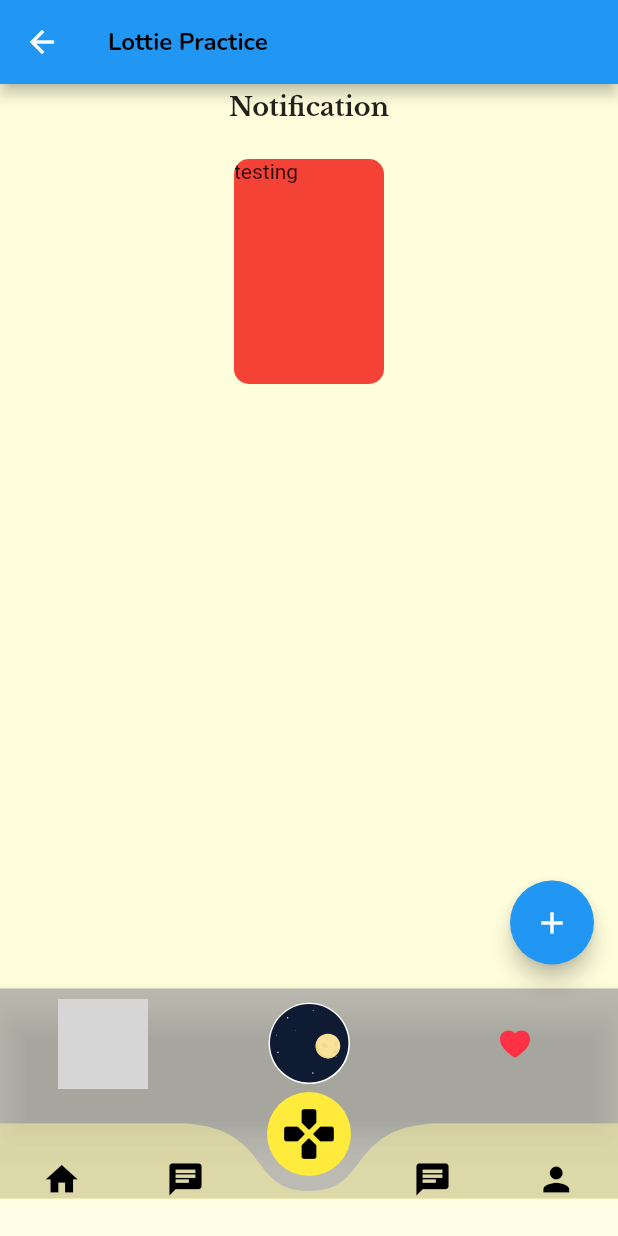
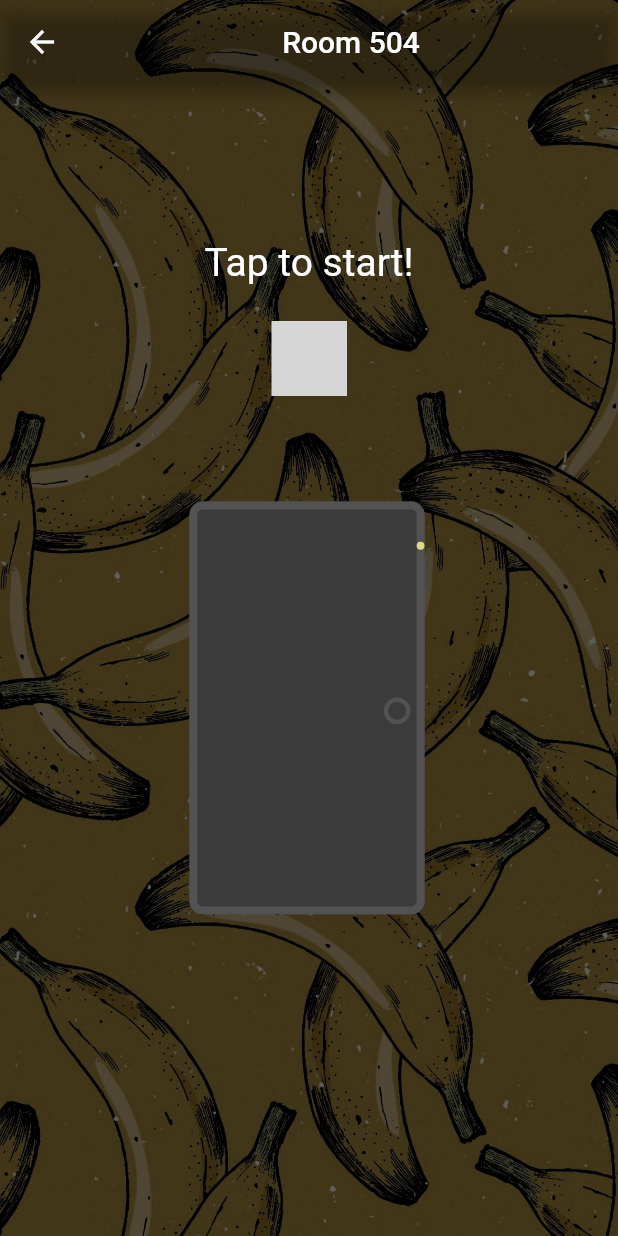
Before and after one commit to kayeungadrian-tam/The-Banana-Room, a Flutter app: the UserHome screen opened directly, item 3 of the bottom bar chosen, on a phone screen of 412 x 824 dp. Run offline on Flutter 3.47's test engine with Material 2 defaults, Android fonts, the phone set to English and light mode, and no system bars; drawn by our look-alikes of curved_navigation_bar; our stand-ins replace cloud_firestore, firebase_auth, firebase_core, firebase_database, firebase_storage, flip_card and 7 more; accounts and stored records are empty; network calls fail; grey boxes are pictures that could not be loaded.

Commit message:
🎉 add a bunch of stuffs!

```diff
--- /dev/null
+++ b/the_app/lib/game/Index.dart
@@ -0,0 +1,91 @@
+import 'dart:convert';
+import 'package:flutter/material.dart';
+import 'package:flutter_chat_ui/flutter_chat_ui.dart';
+import 'package:lottie/lottie.dart';
+import 'package:shared_preferences/shared_preferences.dart';
+import 'package:the_app/src/core/constants/lotties.dart';
+
+class GameIndexPage extends StatefulWidget {
+  const GameIndexPage({Key? key}) : super(key: key);
+
+  @override
+  _GameIndexPageState createState() => _GameIndexPageState();
+}
+
+class _GameIndexPageState extends State<GameIndexPage>
+    with TickerProviderStateMixin {
+  late AnimationController _controller;
+
+  @override
+  void initState() {
+    super.initState();
+
+    _controller = AnimationController(vsync: this)
+      ..value = 0
+      ..addListener(() {
+        setState(() {
+          // Rebuild the widget at each frame to update the "progress" label.
+        });
+      });
+  }
+
+  @override
+  void dispose() {
+    _controller.dispose();
+    super.dispose();
+  }
+
+  @override
+  Widget build(BuildContext context) {
+    return Scaffold(
+      extendBodyBehindAppBar: true,
+      appBar: AppBar(
+        backgroundColor: Colors.transparent,
+        title: Center(child: const Text('Room 504')),
+      ),
+      body: Container(
+        decoration: const BoxDecoration(
+          image: DecorationImage(
+              image: AssetImage("assets/images/banana2.jpg"),
+              fit: BoxFit.cover),
+        ),
+        child: Center(
+            child: Column(
+          mainAxisAlignment: MainAxisAlignment.center,
+          children: [
+            Text("Tap to start!",
+                style: TextStyle(color: Colors.white, fontSize: 26)),
+            SizedBox(
+              height: 24,
+            ),
+            Lottie.network(
+                "https://assets1.lottiefiles.com/packages/lf20_peau2zwt.json",
+                width: 50,
+                height: 50,
+                frameRate: FrameRate(60)),
+            const SizedBox(
+              height: 20,
+            ),
+            InkWell(
+              onTap: () => _controller.forward(from: 0),
+              child: Lottie.asset(
+                door,
+                controller: _controller,
+                width: 380,
+                height: 380,
+                repeat: false,
+                frameRate: FrameRate(60),
+                onLoaded: (composition) {
+                  setState(() {
+                    // Configure the AnimationController with the duration of the Lottie composition.
+                    _controller.duration = composition.duration;
+                  });
+                },
+              ),
+            ),
+          ],
+        )),
+      ),
+    );
+  }
+}
--- a/the_app/lib/pages/profile_page.dart
+++ b/the_app/lib/pages/profile_page.dart
@@ -107,7 +107,9 @@ class _ProfilePageState extends State<ProfilePage> {
   @override
   Widget build(BuildContext context) {
     return Scaffold(
-      body: Column(
+      body: SingleChildScrollView(
+        physics: const BouncingScrollPhysics(),
+        child: Column(
           children: [
             AppBar(
               backgroundColor: Colors.transparent,
@@ -173,6 +175,7 @@ class _ProfilePageState extends State<ProfilePage> {
               ),
             )
           ],
+        ),
       ),
     );
   }
--- a/the_app/pubspec.yaml
+++ b/the_app/pubspec.yaml
@@ -42,7 +42,6 @@ dependencies:
   firebase_storage: "^10.0.2"
   cloud_firestore: ^3.1.13
   cloud_firestore_web: ^2.6.13
-
   nanoid: ^1.0.0
   # google_ml_kit: ^0.11.0
   camera: ^0.9.8+1
@@ -50,10 +49,10 @@ dependencies:
   lottie: ^1.3.0
   flutter_svg: ^1.0.3
   google_fonts: ^2.3.1
-
+  flip_card: ^0.6.0
   persistent_bottom_nav_bar: ^4.0.2
   curved_navigation_bar: ^1.0.3
-
+  flutter_animated_theme: ^1.0.0
   flutter_chat_ui: ^1.2.0 # 追記（チャット）
   firebase_database: ^9.0.19
   universal_io: ^1.0.1
```
Also changed, not shown: the_app/assets/lotties/door.json (+1 -1 lines), the_app/lib/Dashboard.dart (added, +123 -0 lines), the_app/lib/Home.dart (+21 -8 lines), the_app/lib/main.dart (+4 -11 lines), the_app/lib/src/DataBaseTester.dart (+9 -3 lines), 1 other file. Lines whose indentation alone changed are shown as unchanged.
